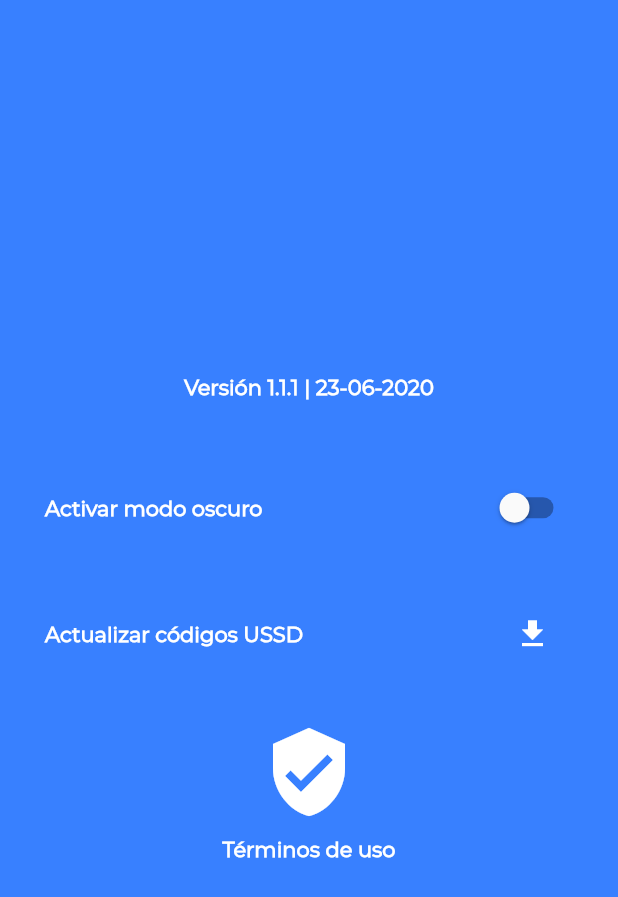
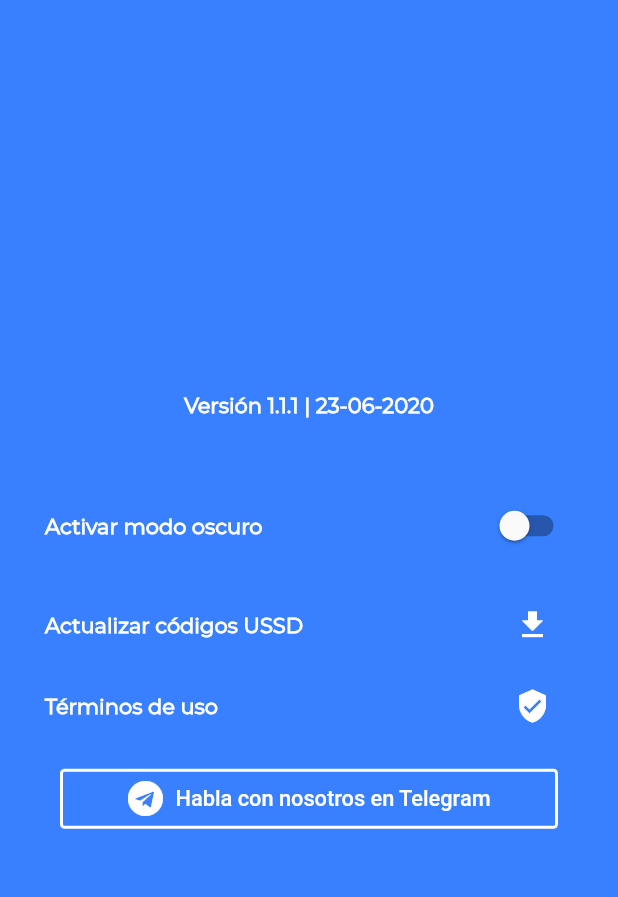
Before and after one commit to todo-devs/todo_v1, a Flutter app: the SettingsWidget widget shown alone on an empty page, opened directly, on a phone screen of 412 x 824 dp. Shown: the top 897 px of the screen. Run offline on Flutter 3.47's test engine with Material 2 defaults, Android fonts, the phone set to English and light mode, and no system bars; our stand-ins replace font_awesome_flutter, getflutter, permission_handler, progress_dialog, shared_preferences, webview_flutter; missing offline and left inert: beautifulsoup, get_ip, intent, requests; accounts and stored records are empty; network calls fail.

Commit message:
telegram group

```diff
--- a/lib/components/settings.dart
+++ b/lib/components/settings.dart
@@ -4,6 +4,9 @@ import 'package:shared_preferences/shared_preferences.dart';
 import 'package:todo/pages/download_ussd_page.dart';
 import 'package:todo/services/AppStateNotifier.dart';
 import 'package:todo/components/disclaim.dart';
+import 'package:getflutter/getflutter.dart';
+import 'package:url_launcher/url_launcher.dart';
+import 'package:font_awesome_flutter/font_awesome_flutter.dart';
 
 class SettingsWidget extends StatefulWidget {
   _SettingsState createState() => _SettingsState();
@@ -80,7 +83,7 @@ class _SettingsState extends State<SettingsWidget> {
               ],
             ),
             SizedBox(
-              height: 48,
+              height: 30,
             ),
             GestureDetector(
               child: Row(
@@ -117,36 +120,71 @@ class _SettingsState extends State<SettingsWidget> {
               },
             ),
             SizedBox(
-              height: 48,
+              height: 30,
             ),
-            MaterialButton(
-              onPressed: () {
+            GestureDetector(
+              onTap: () {
                 Navigator.of(context).push(
                   MaterialPageRoute(
                     builder: (context) => DisclaimerWidget(),
                   ),
                 );
               },
-              child: Column(
+              child: Row(
+                mainAxisAlignment: MainAxisAlignment.spaceBetween,
                 children: <Widget>[
-                  Icon(
-                    Icons.verified_user,
-                    color: Colors.white,
-                    size: 64,
+                  Expanded(
+                    child: Text(
+                      'Términos de uso',
+                      style: TextStyle(
+                        color: Colors.white,
+                        fontWeight: FontWeight.bold,
+                      ),
+                    ),
                   ),
-                  SizedBox(
-                    height: 11,
-                  ),
-                  Text(
-                    'Términos de uso',
-                    style: TextStyle(
-                      color: Colors.white,
-                      fontWeight: FontWeight.bold,
+                  Container(
+                    margin: EdgeInsets.symmetric(horizontal: 15),
+                    child: Icon(
+                      Icons.verified_user,
+                      color: Theme.of(context).scaffoldBackgroundColor ==
+                              Theme.of(context).focusColor
+                          ? Colors.white
+                          : Theme.of(context).focusColor,
                     ),
                   ),
                 ],
               ),
-            )
+            ),
+            SizedBox(
+              height: 30,
+            ),
+            Container(
+              margin: EdgeInsets.only(left: 10, right: 10, bottom: 10),
+              child: GFButton(
+                icon: Icon(
+                  FontAwesomeIcons.telegram,
+                  color: Theme.of(context).scaffoldBackgroundColor ==
+                          Theme.of(context).focusColor
+                      ? Colors.white
+                      : Theme.of(context).focusColor,
+                ),
+                text: 'Habla con nosotros en Telegram',
+                textColor: Colors.white,
+                color: Theme.of(context).scaffoldBackgroundColor ==
+                        Theme.of(context).focusColor
+                    ? Colors.white
+                    : Theme.of(context).focusColor,
+                size: GFSize.LARGE,
+                type: GFButtonType.outline2x,
+                fullWidthButton: true,
+                onPressed: () async {
+                  const url = 'https://t.me/todoapp_cuba';
+                  if (await canLaunch(url)) {
+                    await launch(url);
+                  }
+                },
+              ),
+            ),
           ],
         ),
       ),
--- a/lib/main.dart
+++ b/lib/main.dart
@@ -23,7 +23,7 @@ class App extends StatelessWidget {
           title: 'TODO',
           theme: AppTheme.lightTheme,
           darkTheme: AppTheme.darkTheme,
-          themeMode: appState.isDarkModeOn ? ThemeMode.dark : ThemeMode.system,
+          themeMode: appState.isDarkModeOn ? ThemeMode.dark : ThemeMode.light,
           home: HomePage(title: 'TODO'),
         );
       },
--- a/pubspec.yaml
+++ b/pubspec.yaml
@@ -40,6 +40,8 @@ dependencies:
   provider: ^4.1.3
   http: ^0.12.0+4
   getflutter: ^1.0.11
+  url_launcher: ^5.4.1
+  font_awesome_flutter: ^8.5.0
 
   # The following adds the Cupertino Icons font to your application.
   # Use with the CupertinoIcons class for iOS style icons.
```
Also changed, not shown: pubspec.lock.
